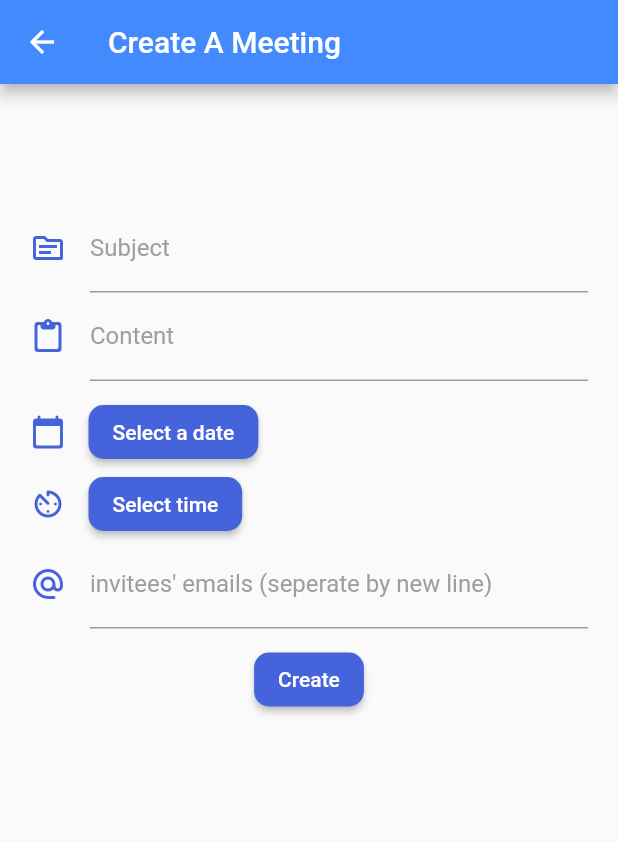
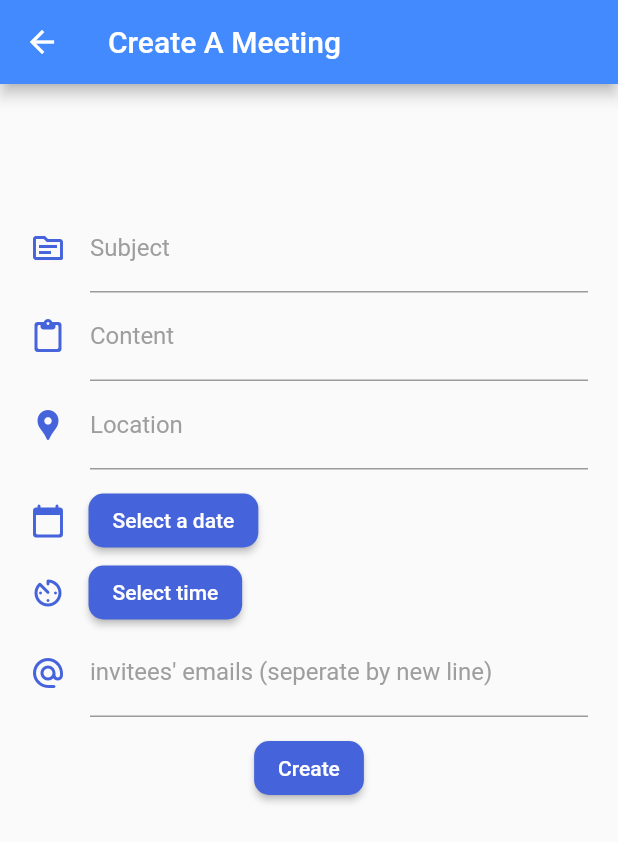
Before and after one commit to TeddyBonkerz/SyncUp, a Flutter app: the CreateMeeting screen opened directly, on a phone screen of 412 x 824 dp. Shown: the top 842 px of the screen. Run offline on Flutter 3.47's test engine with Material 2 defaults, Android fonts, the phone set to English and light mode, and no system bars; our stand-ins replace cloud_firestore, firebase_auth, firebase_core, flutter_spinkit, google_fonts; missing offline and left inert: mailer; accounts and stored records are empty; Roboto replaces fonts that are missing (Montserrat).

Commit message:
no message

```diff
--- a/lib/components/meeting_cards.dart
+++ b/lib/components/meeting_cards.dart
@@ -1,4 +1,5 @@
 import 'package:flutter/material.dart';
+import 'package:provider/provider.dart';
 import 'package:syncup/constants.dart';
 import 'package:syncup/models/attendeeModel.dart';
 import 'package:syncup/models/meetingModel.dart';
@@ -11,6 +12,8 @@ class HomePageCards extends StatelessWidget {
 
   @override
   Widget build(BuildContext context) {
+    final meetingListFirebase = Provider.of<List<Meeting>>(context);
+    print("meetingList here $meetingListFirebase");
     return Scaffold(
       body: ListView.builder(
         itemCount: meetingList.length,
@@ -23,6 +26,9 @@ class HomePageCards extends StatelessWidget {
 //Actual list of cards
   Widget buildMeetingCard(BuildContext context, int index) {
     //double width = MediaQuery.of(context).size.width * 0.7;
+
+    // final meetingList = Provider.of<List<Meeting>>(context) ?? [];
+
     return SafeArea(
       top: false,
       bottom: false,
--- a/lib/models/listMeetingModel.dart
+++ b/lib/models/listMeetingModel.dart
@@ -12,7 +12,8 @@ class MeetingList {
         title: "Rick and Morty Season 5 Premieres",
         description:
             "Invite to see who will be comming for the new Rick and Morty Season Premiere",
-        meetingDate: "04/15/2020 2:30pm",
+        meetingDate: "04/15/2020 at 2:30pm",
+        location: 'Online',
         attendees: [
           new Attendee(email: "Zander@gmail.com"),
           new Attendee(email: "Cindy@gmail.com")
@@ -23,7 +24,8 @@ class MeetingList {
         title: "Graduation Party",
         description:
             "Invitation for all who wish to attend my graduation party",
-        meetingDate: "04/25/2020 4:30pm",
+        meetingDate: "04/25/2020 at 4:30pm",
+        location: 'Online',
         attendees: [
           new Attendee(email: "Zander@gmail.com"),
           new Attendee(email: "Cindy@gmail.com"),
--- a/lib/models/meetingModel.dart
+++ b/lib/models/meetingModel.dart
@@ -1,4 +1,5 @@
 import 'package:syncup/models/attendeeModel.dart';
+import 'package:cloud_firestore/cloud_firestore.dart';
 
 class Meeting {
   String meetingId;
@@ -6,6 +7,7 @@ class Meeting {
   String title;
   String description;
   String meetingDate;
+  String location;
   //we intend to use DateTime at some point:
   //final DateTime meetingDate;
   List<Attendee> attendees;
@@ -16,6 +18,7 @@ class Meeting {
       this.title,
       this.description,
       this.meetingDate,
+      this.location,
       this.attendees});
 
   get getMeetingId => this.meetingId;
@@ -38,6 +41,10 @@ class Meeting {
 
   set setMeetingDate(meetingDate) => this.meetingDate = meetingDate;
 
+  get getLocation => this.location;
+
+  set setLocation(location) => this.location = location;
+
   List<Attendee> get getAttendees => this.attendees;
 
   set setAttendees(attendees) => this.attendees = attendees;
--- a/lib/models/userModel.dart
+++ b/lib/models/userModel.dart
@@ -4,9 +4,15 @@ class UserModel {
   String lastName;
   String email;
   String password;
+  String organizer;
 
   UserModel(
-      {this.uId, this.firstName, this.lastName, this.email, this.password});
+      {this.uId,
+      this.firstName,
+      this.lastName,
+      this.organizer,
+      this.email,
+      this.password});
 
   get getUId => this.uId;
 
@@ -24,6 +30,10 @@ class UserModel {
 
   set setEmail(email) => this.email = email;
 
+  get getOrganization => this.organizer;
+
+  set setOrganization(organization) => this.organizer = organizer;
+
   get getPassword => this.password;
 
   set setPassword(password) => this.password = password;
--- a/lib/screens/create_meeting.dart
+++ b/lib/screens/create_meeting.dart
@@ -1,11 +1,14 @@
 import 'package:flutter/material.dart';
+import 'package:provider/provider.dart';
 import 'package:syncup/constants.dart';
 import 'package:syncup/models/attendeeModel.dart';
 import 'package:syncup/models/listMeetingModel.dart';
 import 'package:syncup/models/meetingModel.dart';
+import 'package:syncup/models/userModel.dart';
 import 'package:syncup/screens/home.dart';
 import 'package:mailer/mailer.dart';
 import 'package:mailer/smtp_server.dart';
+import 'package:syncup/services/DatabaseService.dart';
 
 class CreateMeeting extends StatefulWidget {
   @override
@@ -16,10 +19,13 @@ class _CreateMeetingState extends State<CreateMeeting> {
   final _subjectText = TextEditingController();
   final _contentText = TextEditingController();
   final _emailList = TextEditingController();
+  final _locationText = TextEditingController();
+
   // final _passwordText = TextEditingController();
   bool _validateSubject = true;
   // bool _validateContent = true;
   bool _validateEmail = true;
+  bool _validateLocation = true;
   // bool _validatePassword = true;
 
   DateTime selectedDate;
@@ -28,6 +34,7 @@ class _CreateMeetingState extends State<CreateMeeting> {
   String time;
   String subject;
   String content;
+  String location;
   List<String> emailList;
   String error = '';
 
@@ -64,6 +71,8 @@ class _CreateMeetingState extends State<CreateMeeting> {
 
   @override
   Widget build(BuildContext context) {
+    UserModel user = Provider.of<UserModel>(context);
+
     return Scaffold(
       // resizeToAvoidBottomPadding: false,
       appBar: AppBar(
@@ -122,6 +131,25 @@ class _CreateMeetingState extends State<CreateMeeting> {
                 ),
               ),
               // Text("${selectedDate.toLocal()}".split(' ')[0]),
+              TextField(
+                controller: _locationText,
+                decoration: InputDecoration(
+                  errorText:
+                      _validateLocation ? null : 'Location cannot be empty',
+                  icon: Icon(
+                    Icons.location_pin,
+                    color: primaryColor,
+                  ),
+                  labelText: 'Location',
+                  labelStyle: TextStyle(
+                      //fontWeight: FontWeight.bold,
+                      fontFamily: 'Montserrat',
+                      color: Colors.grey),
+                  focusedBorder: UnderlineInputBorder(
+                    borderSide: BorderSide(color: primaryColor),
+                  ),
+                ),
+              ),
               SizedBox(
                 height: 10.0,
               ),
@@ -214,19 +242,23 @@ class _CreateMeetingState extends State<CreateMeeting> {
                   setState(() {
                     bool subjectTextValid = _subjectText.text.isNotEmpty;
                     bool emailListValid = _emailList.text.isNotEmpty;
+                    bool locationTextValid = _locationText.text.isNotEmpty;
                     if (subjectTextValid &&
                         emailListValid &&
+                        locationTextValid &&
                         date != null &&
                         time != null) {
                       error = '';
                       _validateEmail = true;
                       _validateSubject = true;
+                      _validateLocation = true;
                       subject = _subjectText.text.toString();
                       content = _contentText.text.toString();
+                      location = _locationText.text.toString();
                       emailList = _emailList.text.toString().split("\n");
 
-                      showAlertDialog(
-                          context, subject, content, date, time, emailList);
+                      showAlertDialog(context, subject, content, date, time,
+                          location, emailList, user);
                       print("$subject $date $time $content $emailList");
                     } else {
                       if (!subjectTextValid) {
@@ -272,7 +304,7 @@ class _CreateMeetingState extends State<CreateMeeting> {
 
 //Method for sending email to recipients
 sendEmail(String subject, String content, String date, String time,
-    List<String> emailList) async {
+    String location, List<String> emailList) async {
   //Enter email and password, ensure you enable less secure app access if its a gmail account
   String username = 'mysyncupapp@gmail.com';
   String password = 'cYQ3gUZp7X@hPeG';
@@ -293,6 +325,9 @@ sendEmail(String subject, String content, String date, String time,
             '\n <p><b>Description: </b>' +
             content +
             '</p>' +
+            '\n <p><b>Location: </b>' +
+            location +
+            '</p>' +
             '\n <p><b>Date & Time: </b>' +
             date +
             ',' +
@@ -311,8 +346,15 @@ sendEmail(String subject, String content, String date, String time,
   }
 }
 
-showAlertDialog(BuildContext context, String subject, String content,
-    String date, String time, List<String> emailList) {
+showAlertDialog(
+    BuildContext context,
+    String subject,
+    String content,
+    String date,
+    String time,
+    String location,
+    List<String> emailList,
+    UserModel user) {
   // set up the buttons
   Widget cancelButton = TextButton(
     child: Text("Go back"),
@@ -322,22 +364,25 @@ showAlertDialog(BuildContext context, String subject, String content,
   );
   Widget continueButton = TextButton(
     child: Text("Confirm"),
-    onPressed: () {
+    onPressed: () async {
       Meeting meeting = Meeting(
           meetingId: '0',
           organizer: 'ABC',
           title: subject,
           description: content,
           meetingDate: '$date at $time',
+          location: location,
           attendees: emailList.map((email) => Attendee(email: email)).toList());
       MeetingList.instance.meetingList.add(meeting);
+      await DatabaseService(uId: user.uId)
+          .addMeeting(subject, content, '$date at $time', location, emailList);
 
       Navigator.pushAndRemoveUntil(
         context,
         MaterialPageRoute(builder: (context) => HomeScreen()),
         (Route<dynamic> route) => false,
       );
-      sendEmail(subject, content, date, time, emailList);
+      sendEmail(subject, content, date, time, location, emailList);
     },
   );
 
@@ -369,6 +414,16 @@ showAlertDialog(BuildContext context, String subject, String content,
             ],
           ),
           Row(
+            children: <Widget>[
+              Text(
+                "Location:",
+                style: TextStyle(fontWeight: FontWeight.bold),
+              ),
+              SizedBox(width: 5.0),
+              Text(location),
+            ],
+          ),
+          Row(
             crossAxisAlignment: CrossAxisAlignment.start,
             children: <Widget>[
               Text(
--- a/lib/screens/login.dart
+++ b/lib/screens/login.dart
@@ -3,6 +3,7 @@ import 'package:flutter/material.dart';
 import 'package:google_fonts/google_fonts.dart';
 import 'package:syncup/screens/home.dart';
 import 'package:syncup/screens/loading.dart';
+import 'package:syncup/services/DatabaseService.dart';
 import 'package:syncup/services/authenticationservice.dart';
 import '../constants.dart';
 import 'package:flutter/services.dart';
@@ -198,6 +199,7 @@ class _LoginScreenState extends State<LoginScreen> {
                                   dynamic result = await _firebaseAuth
                                       .signInWithEmailAndPassword(
                                           _emailText.text, _passwordText.text);
+                                  // DatabaseService(uId: result.id);
                                   if (result == null) {
                                     setState(() {
                                       loading = false;
--- a/lib/screens/meeting_details.dart
+++ b/lib/screens/meeting_details.dart
@@ -49,7 +49,7 @@ class _MeetingDetails extends State<MeetingDetails> {
                 ListTile(
                     contentPadding: const EdgeInsets.all(10.0),
                     title: Text('Location'),
-                    subtitle: Text('TestLocation')),
+                    subtitle: Text(meeting.getLocation)),
                 // Meeting Check box for completion status
                 CheckboxListTile(
                     title: const Text('Meeting Completed: '),
--- a/lib/screens/signup.dart
+++ b/lib/screens/signup.dart
@@ -249,7 +249,11 @@ class _SignUpScreenState extends State<SignUpScreen> {
 
                                 dynamic result = await _firebaseAuth
                                     .registerWithEmailAndPassword(
-                                        _emailText.text, _passwordText.text);
+                                        _emailText.text,
+                                        _passwordText.text,
+                                        _firstNameText.text,
+                                        _lastNameText.text,
+                                        'ABC');
                                 if (result == null) {
                                   setState(() {
                                     error = 'Please supply a valid email';
```
Also changed, not shown: lib/screens/home.dart (+7 -1 lines), lib/services/DatabaseService.dart (added, +87 -0 lines), lib/services/authenticationservice.dart (+10 -1 lines).
